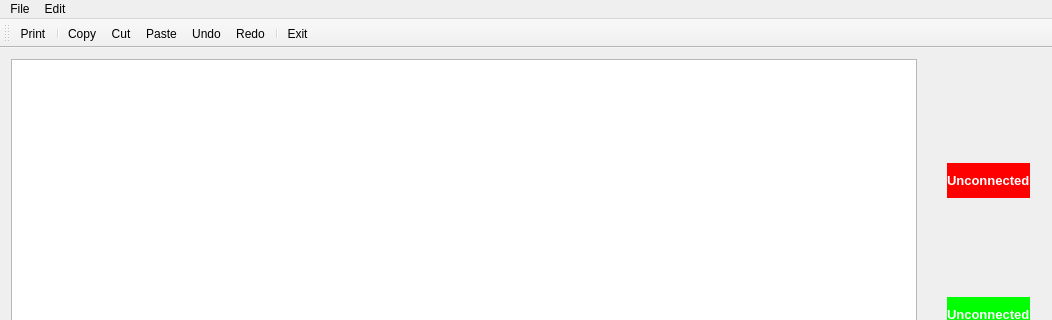
The window that PDS_client_server_v4/PDS_Notepad_Client/ui/notepad.ui (RolandDeschainRPW/PDS_Project) describes before a commit, drawn with Qt 5; both pictures show x 0 to 1052 and y 0 to 320 of the 1052 by 737 pixel window.
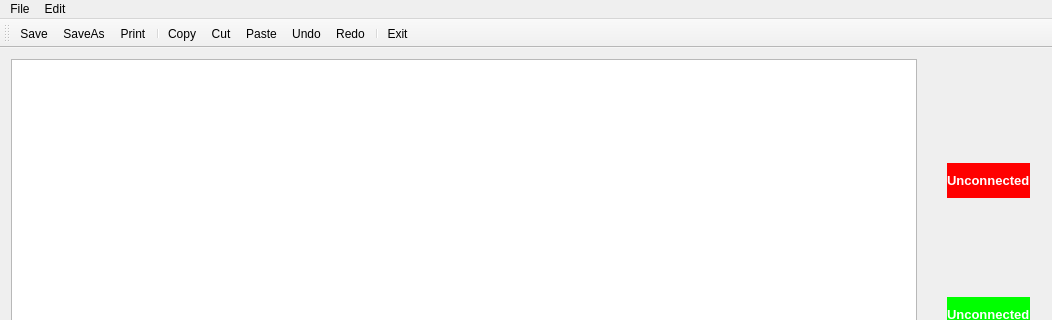
The same window after the commit. Icons and pictures are not drawn. Custom widgets are drawn as their Qt base class.

```diff
--- a/PDS_client_server_v4/PDS_Notepad_Client/ui/notepad.ui
+++ b/PDS_client_server_v4/PDS_Notepad_Client/ui/notepad.ui
@@ -612,6 +612,8 @@
    <attribute name="toolBarBreak">
     <bool>false</bool>
    </attribute>
+   <addaction name="actionSave"/>
+   <addaction name="actionSaveAs"/>
    <addaction name="actionPrint"/>
    <addaction name="separator"/>
    <addaction name="actionCopy"/>
@@ -710,6 +712,27 @@
     <string>Ctrl+Y</string>
    </property>
   </action>
+  <action name="actionSave">
+   <property name="icon">
+    <iconset resource="../notepad.qrc">
+     <normaloff>:/images/save.png</normaloff>:/images/save.png</iconset>
+   </property>
+   <property name="text">
+    <string>Save</string>
+   </property>
+   <property name="shortcut">
+    <string>Ctrl+S</string>
+   </property>
+  </action>
+  <action name="actionSaveAs">
+   <property name="icon">
+    <iconset resource="../notepad.qrc">
+     <normaloff>:/images/save_as.png</normaloff>:/images/save_as.png</iconset>
+   </property>
+   <property name="text">
+    <string>SaveAs</string>
+   </property>
+  </action>
  </widget>
  <layoutdefault spacing="6" margin="11"/>
  <customwidgets>
```
Left out of the diff: 2 changed lines with no effect on the pictures.
